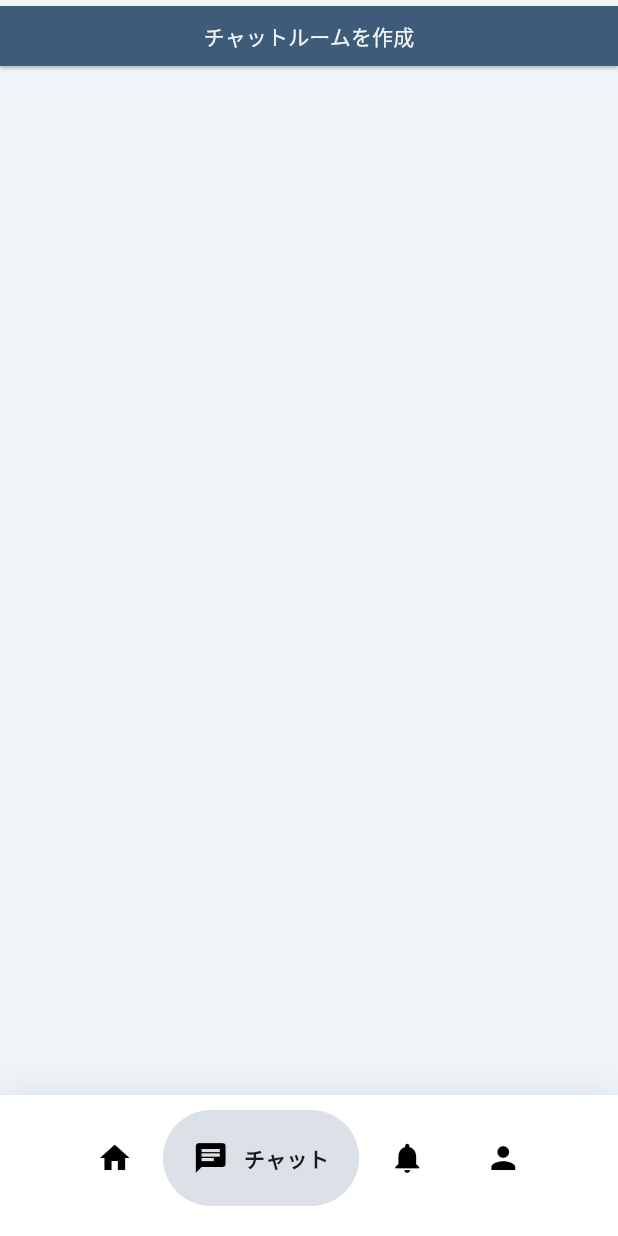
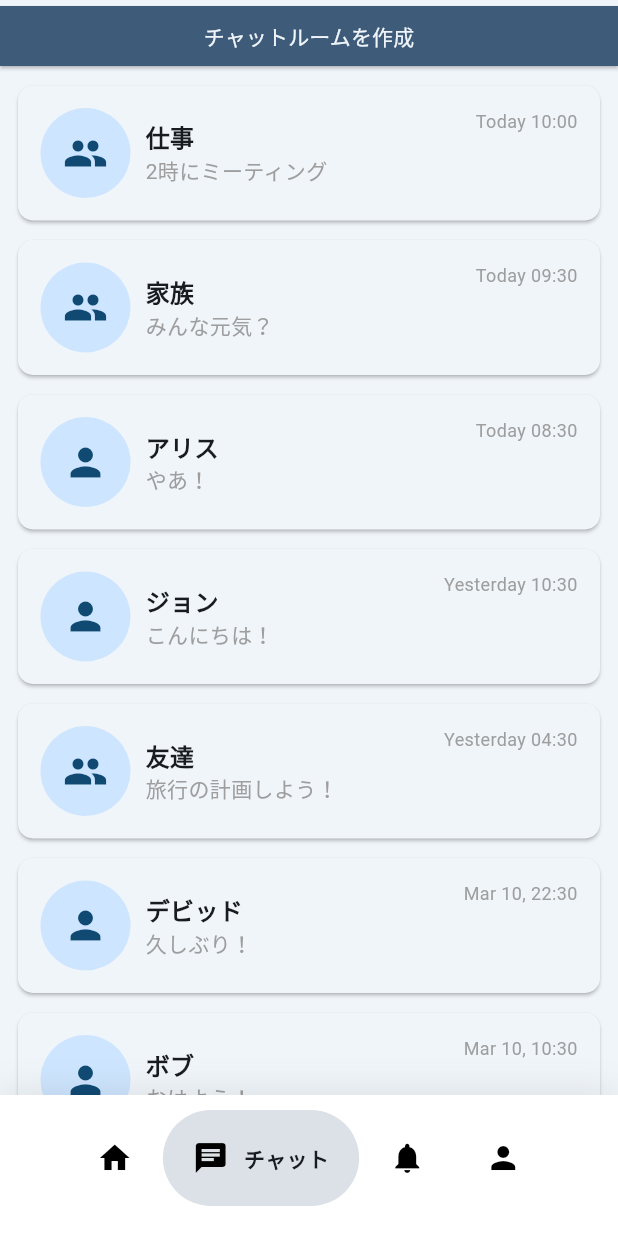
Before and after one commit to KTT-Projects/shine_portal, a Flutter app: the screen it shows once a user with an empty profile is signed in, item 2 of the bottom bar chosen, on a phone screen of 412 x 824 dp. Run offline on Flutter 3.47's test engine with Material 3 defaults, Android fonts, the phone set to English and light mode, and no system bars; drawn by our look-alikes of flutter_slidable, google_nav_bar; our stand-ins replace cloud_firestore, firebase_auth, firebase_core, flutter_chat_types, flutter_chat_ui, google_fonts and 2 more; accounts and stored records are empty.

Commit message:
update chat_page.dart

```diff
--- a/lib/pages/chat_page.dart
+++ b/lib/pages/chat_page.dart
@@ -1,4 +1,5 @@
 import 'package:flutter/material.dart';
+import 'package:shine_portal/pages/components/chat_tile.dart';
 import 'chat_room.dart';
 import 'package:shine_portal/pages/components/create_chat.dart';
 
@@ -19,6 +20,80 @@ class _ChatPageState extends State<ChatPage> {
         return const CreateChat();
       },
     );
+  }
+
+  List chatRooms = [
+    {
+      'name': 'ジョン',
+      'type': 'dm',
+      'latest_message': 'こんにちは！',
+      'latest_time': DateTime.now().subtract(Duration(days: 1)),
+    },
+    {
+      'name': 'パーティー',
+      'type': 'group',
+      'latest_message': 'みなさん、こんにちは',
+      'latest_time': DateTime(2021, 10, 10, 10, 10),
+    },
+    {
+      'name': 'アリス',
+      'type': 'dm',
+      'latest_message': 'やあ！',
+      'latest_time': DateTime.now().subtract(Duration(hours: 2)),
+    },
+    {
+      'name': '仕事',
+      'type': 'group',
+      'latest_message': '2時にミーティング',
+      'latest_time': DateTime.now().subtract(Duration(minutes: 30)),
+    },
+    {
+      'name': 'ボブ',
+      'type': 'dm',
+      'latest_message': 'おはよう！',
+      'latest_time': DateTime.now().subtract(Duration(days: 2)),
+    },
+    {
+      'name': '家族',
+      'type': 'group',
+      'latest_message': 'みんな元気？',
+      'latest_time': DateTime.now().subtract(Duration(hours: 1)),
+    },
+    {
+      'name': 'サラ',
+      'type': 'dm',
+      'latest_message': '明日暇？',
+      'latest_time': DateTime.now().subtract(Duration(days: 3)),
+    },
+    {
+      'name': '友達',
+      'type': 'group',
+      'latest_message': '旅行の計画しよう！',
+      'latest_time': DateTime.now().subtract(Duration(days: 1, hours: 6)),
+    },
+    {
+      'name': 'デビッド',
+      'type': 'dm',
+      'latest_message': '久しぶり！',
+      'latest_time': DateTime.now().subtract(Duration(days: 1, hours: 12)),
+    },
+    {
+      'name': '勉強グループ',
+      'type': 'group',
+      'latest_message': '課題を忘れずに',
+      'latest_time': DateTime.now().subtract(Duration(days: 2, hours: 4)),
+    },
+  ];
+
+  // sort chat rooms by latest time
+  void sortChatRooms() {
+    chatRooms.sort((a, b) => b['latest_time'].compareTo(a['latest_time']));
+  }
+
+  @override
+  void initState() {
+    super.initState();
+    sortChatRooms();
   }
 
   @override
@@ -44,7 +119,21 @@ class _ChatPageState extends State<ChatPage> {
               ),
             ),
           ),
-        )
+        ),
+        Expanded(
+          child: ListView.builder(
+            padding: EdgeInsets.symmetric(vertical: 5),
+            itemCount: chatRooms.length,
+            itemBuilder: (BuildContext context, int index) {
+              return ChatTile(
+                name: chatRooms[index]['name'],
+                type: chatRooms[index]['type'],
+                latest_message: chatRooms[index]['latest_message'],
+                latest_time: chatRooms[index]['latest_time'],
+              );
+            },
+          ),
+        ),
       ]),
     );
   }
--- /dev/null
+++ b/lib/pages/components/chat_tile.dart
@@ -0,0 +1,118 @@
+import 'package:flutter/material.dart';
+import 'package:flutter_slidable/flutter_slidable.dart';
+import 'package:intl/intl.dart';
+
+class ChatTile extends StatefulWidget {
+  final String name;
+  final String type;
+  final String latest_message;
+  final DateTime latest_time;
+  Function(BuildContext)? deleteChat;
+
+  ChatTile({
+    super.key,
+    required this.name,
+    required this.type,
+    required this.latest_message,
+    required this.latest_time,
+    this.deleteChat,
+  });
+
+  @override
+  State<ChatTile> createState() => _ChatTileState();
+}
+
+class _ChatTileState extends State<ChatTile> {
+  @override
+  final now = DateTime.now();
+  String formattedTime = '';
+
+  Widget build(BuildContext context) {
+    final now = DateTime.now();
+    String formattedTime = '';
+
+    final today = DateTime(now.year, now.month, now.day);
+    final yesterday = DateTime(now.year, now.month, now.day - 1);
+
+    if (widget.latest_time.isAfter(today)) {
+      formattedTime = 'Today ${DateFormat('HH:mm').format(widget.latest_time)}';
+    } else if (widget.latest_time.isAfter(yesterday)) {
+      formattedTime =
+          'Yesterday ${DateFormat('HH:mm').format(widget.latest_time)}';
+    } else if (widget.latest_time.year == now.year) {
+      formattedTime = DateFormat('MMM d, HH:mm').format(widget.latest_time);
+    } else {
+      formattedTime =
+          DateFormat('MMM d, yyyy, HH:mm').format(widget.latest_time);
+    }
+
+    return Padding(
+      padding: const EdgeInsets.only(left: 8, right: 8, bottom: 5),
+      child: Slidable(
+        endActionPane: ActionPane(motion: StretchMotion(), children: [
+          SlidableAction(
+            onPressed: widget.deleteChat,
+            icon: Icons.delete,
+            backgroundColor: Colors.red.shade300,
+            borderRadius: BorderRadius.circular(12),
+          )
+        ]),
+        child: Card(
+          color: const Color(0xFFF0F5FA),
+          shape: RoundedRectangleBorder(
+            borderRadius: BorderRadius.circular(10),
+          ),
+          child: Container(
+            padding: const EdgeInsets.all(15),
+            child: Row(
+              mainAxisAlignment: MainAxisAlignment.spaceBetween,
+              crossAxisAlignment: CrossAxisAlignment.start,
+              children: [
+                Row(
+                  children: [
+                    CircleAvatar(
+                      radius: 30,
+                      // child: Icon(Icons.person),
+                      child: Icon(
+                        widget.type == 'dm' ? Icons.person : Icons.group,
+                        size: 30,
+                      ),
+                    ),
+                    const SizedBox(width: 10),
+                    Column(
+                      crossAxisAlignment: CrossAxisAlignment.start,
+                      children: [
+                        Text(
+                          widget.name,
+                          style: TextStyle(
+                            fontSize: 16,
+                            fontWeight: FontWeight.bold,
+                          ),
+                        ),
+                        Text(
+                          widget.latest_message,
+                          style: TextStyle(
+                            fontSize: 14,
+                            color: Colors.grey,
+                          ),
+                        ),
+                      ],
+                    ),
+                  ],
+                ),
+                Text(
+                  formattedTime,
+                  style: TextStyle(
+                    fontSize: 12,
+                    color: Colors.grey,
+                  ),
+                  textAlign: TextAlign.right,
+                ),
+              ],
+            ),
+          ),
+        ),
+      ),
+    );
+  }
+}
--- a/lib/pages/components/create_dm.dart
+++ b/lib/pages/components/create_dm.dart
@@ -39,7 +39,7 @@ class _CreateDmState extends State<CreateDm> {
     final docSnapshot = await docRef.get();
     if (docSnapshot.exists) {
       final data = docSnapshot.data() as Map<String, dynamic>;
-      data['room_id'].forEach((value) {
+      data['dm']?.forEach((value) {
         if (value == _searchFieldValue.toLowerCase()) {
           ScaffoldMessenger.of(context).hideCurrentSnackBar();
           ScaffoldMessenger.of(context).showSnackBar(
@@ -75,21 +75,21 @@ class _CreateDmState extends State<CreateDm> {
         );
         return;
       }
-      data['room_id'].add(_searchFieldValue.toLowerCase());
+      if (data['dm'] == null) {
+        data['dm'] = [];
+      }
+      data['dm'].add(_searchFieldValue.toLowerCase());
       docRef.update(data);
-    } else {
-      AlertDialog(
-        title: const Text('エラー'),
-        content: const Text('ユーザーが見つかりませんでした'),
-        actions: [
-          TextButton(
-            onPressed: () {
-              Navigator.pop(context);
-            },
-            child: const Text('OK'),
-          ),
-        ],
-      );
+      final docRef2 = userData.doc(_searchFieldValue.toLowerCase());
+      final docSnapshot2 = await docRef2.get();
+      if (docSnapshot2.exists) {
+        final data2 = docSnapshot2.data() as Map<String, dynamic>;
+        if (data2['dm'] == null) {
+          data2['dm'] = [];
+        }
+        data2['dm'].add(userId);
+        docRef2.update(data2);
+      }
     }
   }
 
@@ -135,7 +135,8 @@ class _CreateDmState extends State<CreateDm> {
         backgroundColor: const Color(0xFFF0F5FA),
       ),
       backgroundColor: const Color(0xFFF0F5FA),
-      body: Column(
+      body: SingleChildScrollView(
+        child: Column(
           children: [
             Align(
               alignment: Alignment.topLeft,
@@ -143,6 +144,7 @@ class _CreateDmState extends State<CreateDm> {
                 padding: const EdgeInsets.all(10),
                 child: MaterialButton(
                   onPressed: () {
+                    ScaffoldMessenger.of(context).hideCurrentSnackBar();
                     Navigator.pop(context);
                   },
                   shape: RoundedRectangleBorder(
@@ -160,8 +162,11 @@ class _CreateDmState extends State<CreateDm> {
                 ),
               ),
             ),
-          Padding(
-            padding: const EdgeInsets.symmetric(horizontal: 20, vertical: 10),
+            Container(
+              width: 600,
+              child: Padding(
+                padding:
+                    const EdgeInsets.symmetric(horizontal: 20, vertical: 10),
                 child: SearchField(
                   controller: _searchFieldController,
                   hint: 'Basic SearchField',
@@ -172,29 +177,42 @@ class _CreateDmState extends State<CreateDm> {
                   suggestionsDecoration: SuggestionDecoration(
                     borderRadius: BorderRadius.circular(5),
                   ),
+                  suggestionStyle: TextStyle(
+                    color: Colors.black,
+                    fontSize: 15,
+                  ),
                   scrollbarDecoration: ScrollbarDecoration(
                     thickness: 0,
                   ),
                 ),
               ),
+            ),
             const SizedBox(
-            height: 30,
+              height: 50,
             ),
-          ElevatedButton(
+            Container(
+              width: 600,
+              child: Padding(
+                padding: const EdgeInsets.symmetric(horizontal: 20),
+                child: ElevatedButton(
                   onPressed: create_dm,
                   style: ElevatedButton.styleFrom(
                     shape: RoundedRectangleBorder(
                       borderRadius: BorderRadius.circular(4),
                     ),
                     backgroundColor: const Color(0xFF3E5C79),
-              padding: const EdgeInsets.symmetric(horizontal: 30, vertical: 20),
+                    padding: const EdgeInsets.symmetric(
+                        horizontal: 30, vertical: 20),
                   ),
                   child: const Text(
                     'DMを作成',
                     style: TextStyle(color: Colors.white),
                   ),
                 ),
+              ),
+            ),
           ],
+        ),
       ),
     );
   }
--- a/pubspec.yaml
+++ b/pubspec.yaml
@@ -44,6 +44,7 @@ dependencies:
   flutter_chat_ui: ^1.6.12
   searchfield: ^0.9.7
   cloud_firestore: ^4.15.8
+  flutter_slidable: ^3.0.1
 
 
 dev_dependencies:
```
Also changed, not shown: pubspec.lock, 6 other files. Lines whose indentation alone changed are shown as unchanged.
